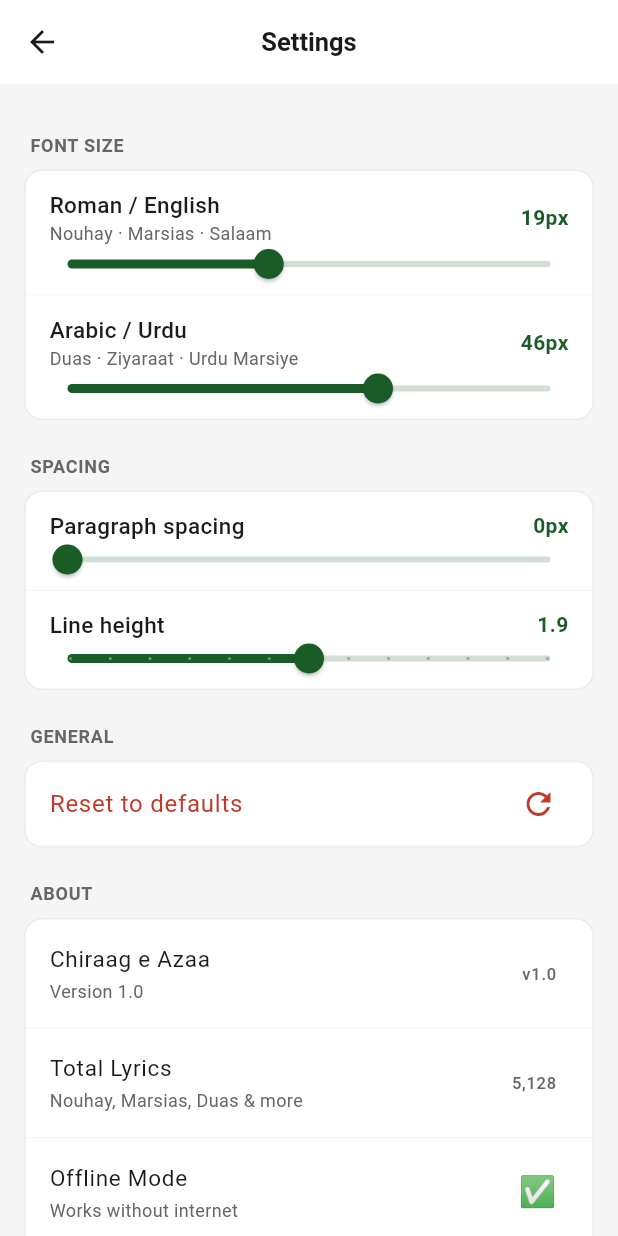
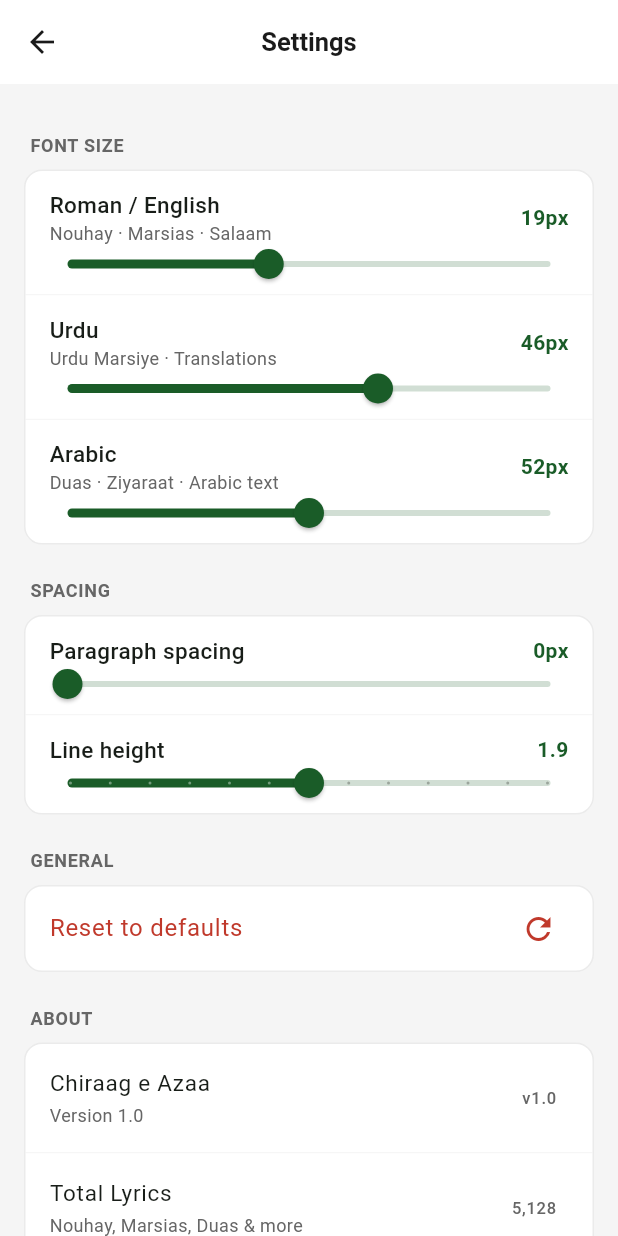
Before and after one commit to Abobker85/ChiraagEAzaa, a Flutter app: the SettingsScreen screen opened directly, on a phone screen of 412 x 824 dp. Run offline on Flutter 3.47's test engine with Material 3 defaults, Android fonts, the phone set to English and light mode, and no system bars; our stand-ins replace firebase_core, firebase_messaging, flutter_html, flutter_local_notifications, just_audio, sqflite and 1 more; accounts and stored records are empty.

Commit message:
fix: Arabic font sizing for duas/ziyaraat categories
- Force RTL mode for duas/ziyaraat categories (DB has is_rtl=0)

- Add separate Arabic font size slider in settings (32-72px)

- Decode numeric HTML entities to Unicode Arabic characters

- Strip existing <p> tags before re-wrapping for proper parsing

```diff
--- a/lib/screens/settings_screen.dart
+++ b/lib/screens/settings_screen.dart
@@ -100,12 +100,21 @@ class _SettingsScreenState extends State<SettingsScreen> {
               ),
               const Divider(height: 1, thickness: 0.5, color: AppTheme.separator),
               _sliderRow(
-                label: 'Arabic / Urdu',
-                sub: 'Duas · Ziyaraat · Urdu Marsiye',
+                label: 'Urdu',
+                sub: 'Urdu Marsiye · Translations',
                 value: _s.rtlFontSize,
                 min: 28, max: 56,
                 display: '${_s.rtlFontSize.round()}px',
                 onChanged: (v) { _s.rtlFontSize = v; _s.save(); },
+              ),
+              const Divider(height: 1, thickness: 0.5, color: AppTheme.separator),
+              _sliderRow(
+                label: 'Arabic',
+                sub: 'Duas · Ziyaraat · Arabic text',
+                value: _s.arabicFontSize,
+                min: 32, max: 72,
+                display: '${_s.arabicFontSize.round()}px',
+                onChanged: (v) { _s.arabicFontSize = v; _s.save(); },
               ),
             ]),
             _sectionHeader('Spacing'),
--- a/lib/services/settings_service.dart
+++ b/lib/services/settings_service.dart
@@ -5,31 +5,34 @@ class AppSettings extends ChangeNotifier {
   static final AppSettings instance = AppSettings._();
   AppSettings._();
 
-  double ltrFontSize = 19;
-  double rtlFontSize = 46;
-  double paraSpacing = 0;
-  double lineHeight  = 1.9;
+  double ltrFontSize    = 19;
+  double rtlFontSize    = 46;
+  double arabicFontSize = 52;
+  double paraSpacing    = 0;
+  double lineHeight     = 1.9;
 
   Future<void> load() async {
     final db = DatabaseService.instance;
-    ltrFontSize = double.tryParse(await db.getSetting('ltr_font_size') ?? '') ?? 19;
-    rtlFontSize = double.tryParse(await db.getSetting('rtl_font_size') ?? '') ?? 46;
-    paraSpacing = double.tryParse(await db.getSetting('para_spacing')  ?? '') ?? 0;
-    lineHeight  = double.tryParse(await db.getSetting('line_height')   ?? '') ?? 1.9;
+    ltrFontSize    = double.tryParse(await db.getSetting('ltr_font_size')    ?? '') ?? 19;
+    rtlFontSize    = double.tryParse(await db.getSetting('rtl_font_size')    ?? '') ?? 46;
+    arabicFontSize = double.tryParse(await db.getSetting('arabic_font_size') ?? '') ?? 52;
+    paraSpacing    = double.tryParse(await db.getSetting('para_spacing')     ?? '') ?? 0;
+    lineHeight     = double.tryParse(await db.getSetting('line_height')      ?? '') ?? 1.9;
     notifyListeners();
   }
 
   Future<void> save() async {
     final db = DatabaseService.instance;
-    await db.setSetting('ltr_font_size', ltrFontSize.toString());
-    await db.setSetting('rtl_font_size', rtlFontSize.toString());
-    await db.setSetting('para_spacing',  paraSpacing.toString());
-    await db.setSetting('line_height',   lineHeight.toString());
+    await db.setSetting('ltr_font_size',    ltrFontSize.toString());
+    await db.setSetting('rtl_font_size',    rtlFontSize.toString());
+    await db.setSetting('arabic_font_size', arabicFontSize.toString());
+    await db.setSetting('para_spacing',     paraSpacing.toString());
+    await db.setSetting('line_height',      lineHeight.toString());
     notifyListeners();
   }
 
   Future<void> reset() async {
-    ltrFontSize = 19; rtlFontSize = 46;
+    ltrFontSize = 19; rtlFontSize = 46; arabicFontSize = 52;
     paraSpacing = 0;  lineHeight  = 1.9;
     await save();
   }
```
Also changed, not shown: lib/screens/lyric_detail_screen.dart (+119 -9 lines), pubspec.lock.
